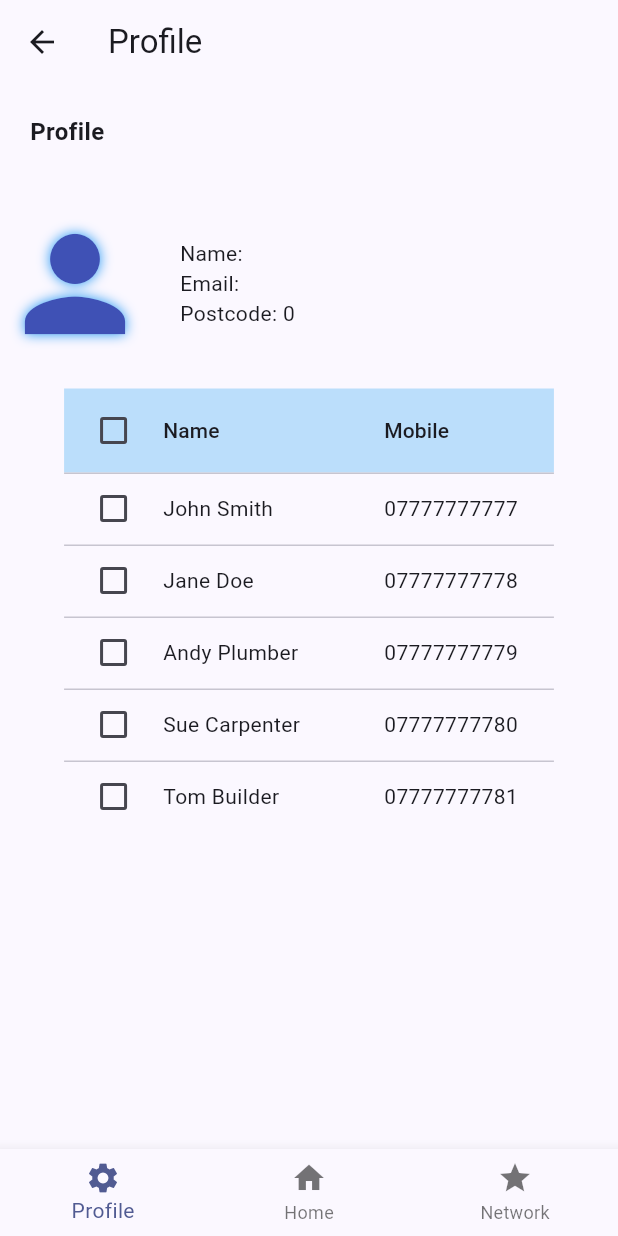
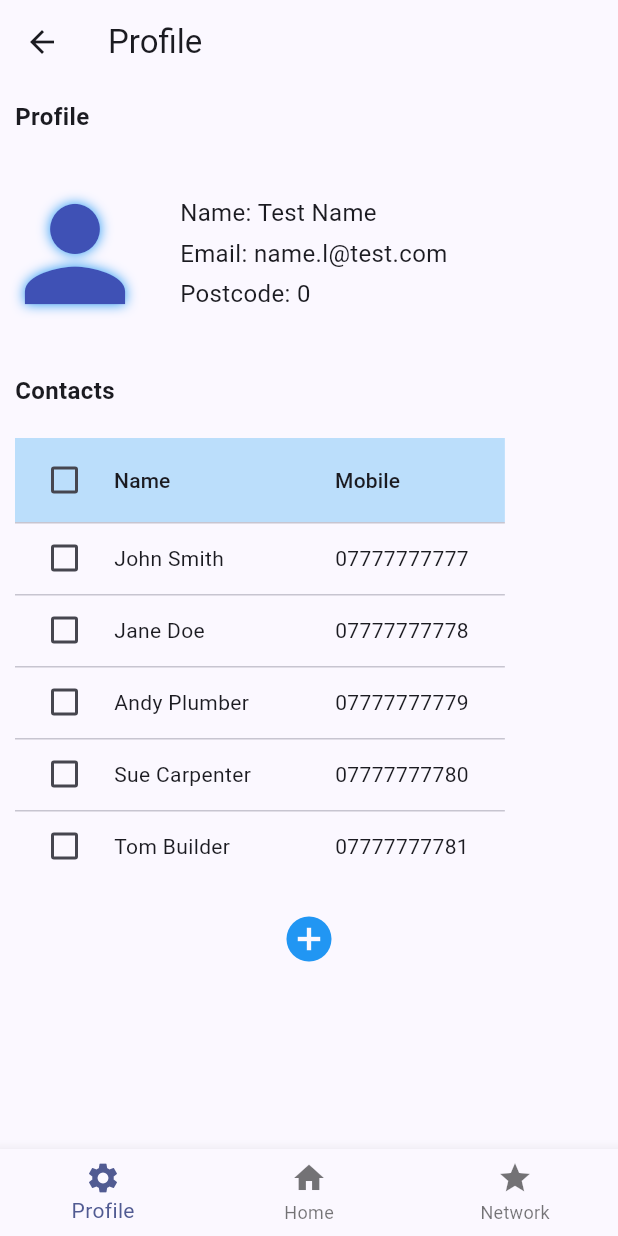
Before and after one commit to lalitparkale/TrustNet, a Flutter app: the ProfilePage screen opened directly, on a phone screen of 412 x 824 dp. Run offline on Flutter 3.47's test engine with Material 3 defaults, Android fonts, the light colour scheme and no system bars.

Commit message:
functional Profile page. added basic user card, added contats list, added feature to add contact

```diff
--- a/Prototype/mobile_app/lib/globals.dart
+++ b/Prototype/mobile_app/lib/globals.dart
@@ -3,6 +3,7 @@ library globals;
 import 'package:mobile_app/model/profile_model.dart';
 
 //create a static variable for userprofile
-final UserProfile globalUserProfile = UserProfile(isVerified: 0);
+UserProfile globalUserProfile = UserProfile(isVerified: 0);
 
-final List<UserContact> globalSharedContacts = getSharedContacts();
+List<UserContact> globalSharedContacts =
+    List<UserContact>.empty(growable: true);
--- a/Prototype/mobile_app/lib/main.dart
+++ b/Prototype/mobile_app/lib/main.dart
@@ -1,5 +1,7 @@
 import 'package:flutter/material.dart';
 import 'package:mobile_app/pages/login.dart';
+import 'package:mobile_app/globals.dart';
+import 'package:mobile_app/model/profile_model.dart';
 
 void main() {
   runApp(const MyApp());
@@ -11,11 +13,17 @@ class MyApp extends StatelessWidget {
   //create initialisation function
   void getInitInfo() {
     //initialise the app
+
+    globalUserProfile.name = 'Test Name';
+    globalUserProfile.email = 'name.l@test.com';
+
+    globalSharedContacts = getSharedContacts();
   }
 
   // This widget is the root of your application.
   @override
   Widget build(BuildContext context) {
+    getInitInfo();
     return MaterialApp(
       title: 'TrustNet',
       theme: ThemeData(
--- a/Prototype/mobile_app/lib/pages/profile.dart
+++ b/Prototype/mobile_app/lib/pages/profile.dart
@@ -1,6 +1,7 @@
 import 'package:flutter/material.dart';
 import 'package:mobile_app/pages/screen_lib.dart';
 import 'package:mobile_app/globals.dart' as globals;
+import 'package:mobile_app/model/profile_model.dart';
 
 //create profile screen
 class ProfilePage extends StatelessWidget {
@@ -12,20 +13,50 @@ class ProfilePage extends StatelessWidget {
       appBar: AppBar(
         title: const Text('Profile'),
       ),
-      body: Column(
+      body: const Column(
         children: [
           BasicProfileCard(),
           //spacing
-          const SizedBox(height: 20),
+          SizedBox(height: 20),
 
-          DataTable(
+          SharedContactsTile(),
+        ],
+      ),
+      bottomNavigationBar: navBar(context),
+    );
+  }
+}
+
+class SharedContactsTile extends StatelessWidget {
+  const SharedContactsTile({
+    super.key,
+  });
+
+  @override
+  Widget build(BuildContext context) {
+    return Column(
+      crossAxisAlignment: CrossAxisAlignment.start,
+      children: [
+        const Padding(
+          padding: EdgeInsets.all(10),
+          child: Text(
+            'Contacts',
+            style: TextStyle(
+              fontSize: 16,
+              fontWeight: FontWeight.bold,
+            ),
+          ),
+        ),
+        Padding(
+          padding: const EdgeInsets.all(10),
+          child: DataTable(
             sortColumnIndex: 0,
             sortAscending: true,
             showCheckboxColumn: true,
             headingRowColor: MaterialStateProperty.all(Colors.blue[100]),
-            columns: [
-              DataColumn(label: const Text('Name')),
-              DataColumn(label: const Text('Mobile')),
+            columns: const [
+              DataColumn(label: Text('Name')),
+              DataColumn(label: Text('Mobile')),
             ],
             rows: [
               for (var contact in globals.globalSharedContacts)
@@ -41,9 +72,139 @@ class ProfilePage extends StatelessWidget {
                 ),
             ],
           ),
+        ),
+        const SizedBox(height: 2),
+        Align(
+          alignment: Alignment.center,
+          child: IconButton(
+            onPressed: () {
+              addContactDialogBuilder(context);
+            },
+            icon: const Icon(
+              Icons.add_circle,
+              color: Colors.blue,
+            ),
+            iconSize: 36,
+          ),
+        ),
+      ],
+    );
+  }
+}
+
+Future<void> addContactDialogBuilder(BuildContext context) {
+  return showDialog<void>(
+    context: context,
+    builder: (BuildContext context) {
+      return const AlertDialog(
+        title: Text('Add contact'),
+        actions: <Widget>[
+          FormAddContact(),
+        ],
+      );
+    },
+  );
+}
+
+class FormAddContact extends StatefulWidget {
+  const FormAddContact({super.key});
+
+  @override
+  State<FormAddContact> createState() => FormAddContactState();
+}
+
+class FormAddContactState extends State<FormAddContact> {
+  final GlobalKey<FormState> formKeyAddContact = GlobalKey<FormState>();
+
+  @override
+  Widget build(BuildContext context) {
+    UserContact newContact = UserContact(fName: '', fullName: '', mobile: '');
+
+    return Form(
+      key: formKeyAddContact,
+      child: Column(
+        children: [
+          TextFormField(
+            onSaved: (newValue) {
+              newContact.fName = newValue!;
+            },
+            decoration: const InputDecoration(
+              hintText: 'First Name',
+            ),
+            validator: (String? value) {
+              if (value == null || value.isEmpty) {
+                return 'Please enter name';
+              }
+              return null;
+            },
+          ),
+          TextFormField(
+            onSaved: (newValue) {
+              newContact.fullName = '${newContact.fName} ${newValue!}';
+            },
+            decoration: const InputDecoration(
+              hintText: 'Last Name',
+            ),
+            validator: (String? value) {
+              if (value == null || value.isEmpty) {
+                return 'Please enter last name';
+              }
+              return null;
+            },
+          ),
+          TextFormField(
+            onSaved: (newValue) {
+              newContact.mobile = newValue!;
+            },
+            decoration: const InputDecoration(
+              hintText: 'Mobile',
+            ),
+            validator: (String? value) {
+              if (value == null || value.isEmpty) {
+                return 'Please enter mobile number';
+              }
+              return null;
+            },
+          ),
+          Row(
+            mainAxisAlignment: MainAxisAlignment.spaceEvenly,
+            children: [
+              Padding(
+                padding: const EdgeInsets.symmetric(vertical: 10.0),
+                child: ElevatedButton(
+                  style: ElevatedButton.styleFrom(
+                    backgroundColor: Colors.indigoAccent.withOpacity(0.5),
+                  ),
+                  onPressed: () {
+                    // Validate will return true if the form is valid, or false if
+                    // the form is invalid.
+                    formKeyAddContact.currentState!.save();
+                    if (formKeyAddContact.currentState!.validate()) {
+                      //add contact to the list
+                      globals.globalSharedContacts.add(newContact);
+                      Navigator.of(context).pop();
+                    }
+                  },
+                  child: const Text('Add'),
+                ),
+              ),
+              Padding(
+                padding: const EdgeInsets.symmetric(vertical: 10.0),
+                child: ElevatedButton(
+                  //decorate the button
+                  style: ElevatedButton.styleFrom(
+                    backgroundColor: Colors.grey,
+                  ),
+                  onPressed: () {
+                    Navigator.of(context).pop();
+                  },
+                  child: const Text('Cancel'),
+                ),
+              ),
+            ],
+          ),
         ],
       ),
-      bottomNavigationBar: navBar(context),
     );
   }
 }
@@ -59,7 +220,7 @@ class BasicProfileCard extends StatelessWidget {
       crossAxisAlignment: CrossAxisAlignment.start,
       children: [
         const Padding(
-          padding: EdgeInsets.all(20),
+          padding: EdgeInsets.all(10),
           child: Text(
             'Profile',
             style: TextStyle(
@@ -86,9 +247,18 @@ class BasicProfileCard extends StatelessWidget {
             Column(
               crossAxisAlignment: CrossAxisAlignment.start,
               children: [
-                Text('Name: ${globals.globalUserProfile.name}'),
-                Text('Email: ${globals.globalUserProfile.email}'),
-                Text('Postcode: ${globals.globalUserProfile.postcode}'),
+                Text('Name: ${globals.globalUserProfile.name}',
+                    style: const TextStyle(fontSize: 16)),
+                const SizedBox(
+                  height: 4,
+                ),
+                Text('Email: ${globals.globalUserProfile.email}',
+                    style: const TextStyle(fontSize: 16)),
+                const SizedBox(
+                  height: 4,
+                ),
+                Text('Postcode: ${globals.globalUserProfile.postcode}',
+                    style: const TextStyle(fontSize: 16)),
               ],
             ),
           ],
```
